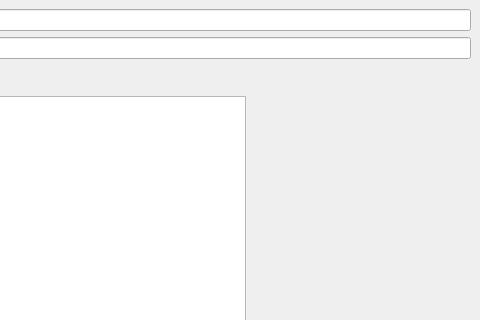
This is QaCompareBmp/FmMain.ui in Mercury13/unicodia as Qt 5 draws it before an edit; both pictures show x 344 to 824 and y 0 to 320 of the 824 by 593 pixel window. The edited form follows.
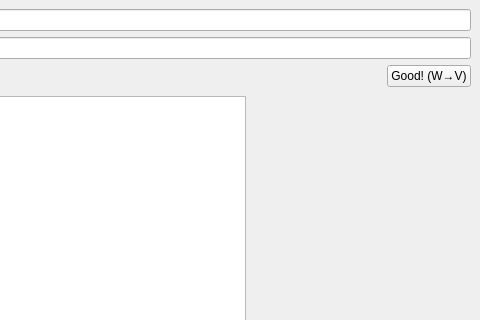
This is the edited form. Custom widgets are drawn as their Qt base class.

Commit message: Copy as good

Patch:
```diff
--- a/QaCompareBmp/FmMain.ui
+++ b/QaCompareBmp/FmMain.ui
@@ -79,6 +79,13 @@
            </property>
           </spacer>
          </item>
+         <item>
+          <widget class="QPushButton" name="btGood">
+           <property name="text">
+            <string>Good! (W→V)</string>
+           </property>
+          </widget>
+         </item>
         </layout>
        </item>
       </layout>
```
The commit also changes 2 other files.
